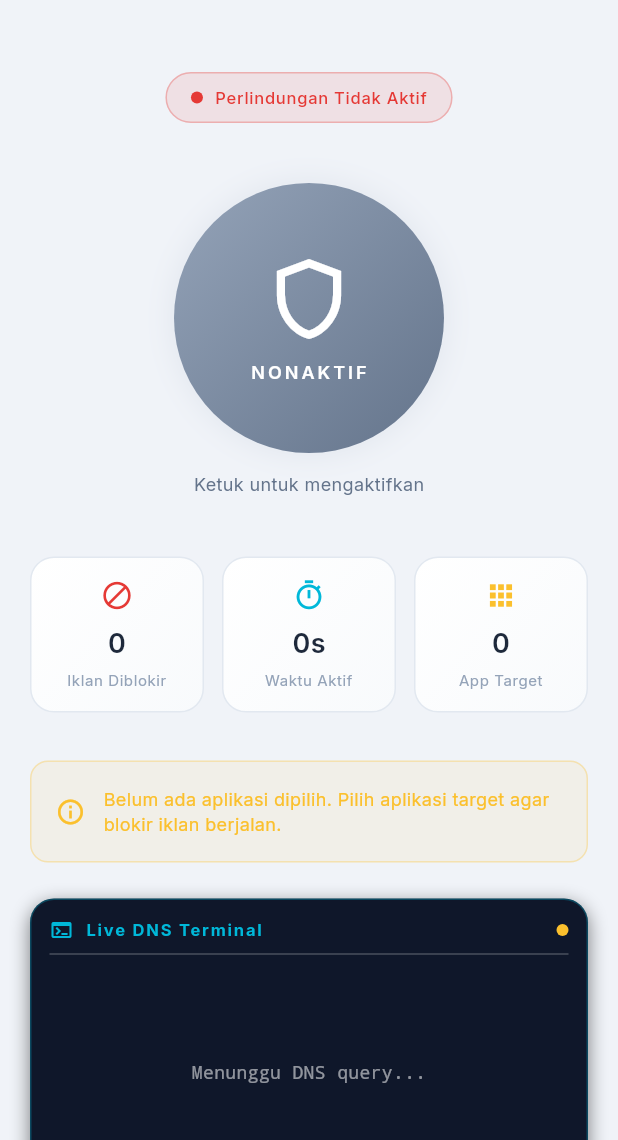
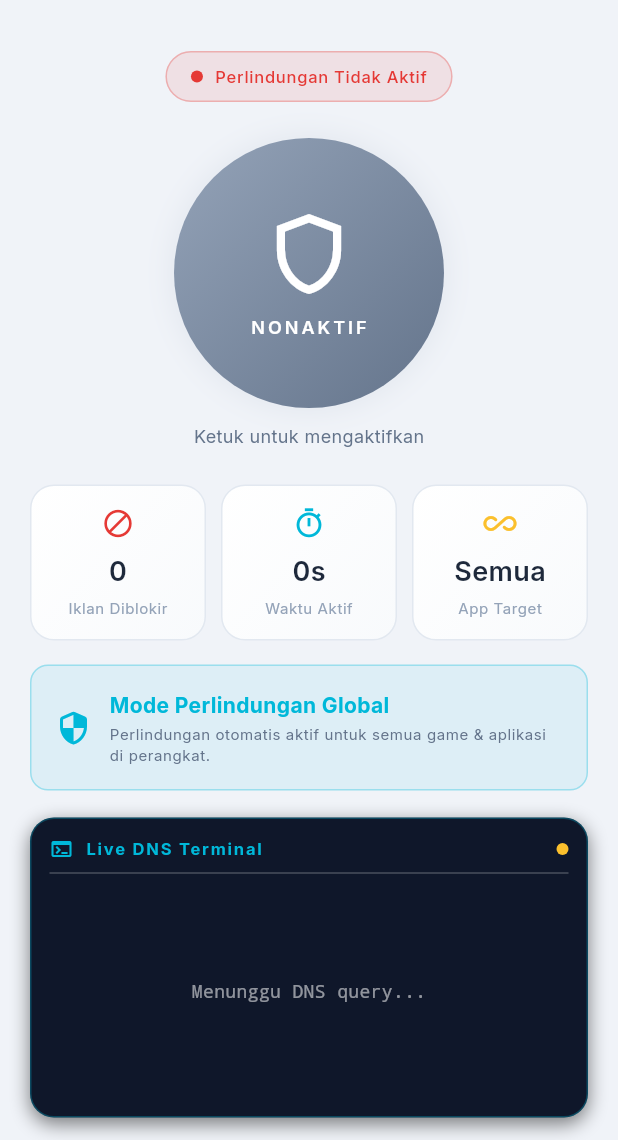
Before and after one commit to dwdprojects/blokir-ads, a Flutter app: the screen it shows after launch, on a phone screen of 412 x 824 dp, the part 96-1236 px from its top. Run offline on Flutter 3.47's test engine with Material 3 defaults, Android fonts, the phone set to English and light mode, and no system bars; our stand-ins replace equatable, flutter_bloc, get_it, google_fonts, share_plus, shared_preferences.

Commit message:
feat(ui): optimize home page responsiveness and equalize stat card heights

```diff
--- a/lib/core/localization/app_strings.dart
+++ b/lib/core/localization/app_strings.dart
@@ -77,6 +77,7 @@ abstract class AppStrings {
   // App Selector
   String get searchApp;
   String get allApps;
+  String get all;
   String get restrictedApps;
   String get blocked;
 
@@ -93,6 +94,10 @@ abstract class AppStrings {
   String get liveDnsTerminal;
   String get waitingDnsQuery;
   String get noAppSelectedWarning;
+  String get globalProtectionMode;
+  String get globalProtectionSubtitle;
+  String get globalProtectionActiveDesc;
+  String get allAppsProtected;
 
   String get blockDomainTitle;
   String blockDomainMessage(String domain);
@@ -180,6 +185,7 @@ class _IdStrings implements AppStrings {
 
   @override String get searchApp => 'Cari aplikasi...';
   @override String get allApps => 'Semua Aplikasi';
+  @override String get all => 'Semua';
   @override String get restrictedApps => 'Dibatasi';
   @override String get blocked => 'diblokir';
 
@@ -195,6 +201,10 @@ class _IdStrings implements AppStrings {
   @override String get liveDnsTerminal => 'Live DNS Terminal';
   @override String get waitingDnsQuery => 'Menunggu DNS query...';
   @override String get noAppSelectedWarning => 'Belum ada aplikasi dipilih. Pilih aplikasi target agar blokir iklan berjalan.';
+  @override String get globalProtectionMode => 'Mode Perlindungan Global';
+  @override String get globalProtectionSubtitle => 'Lindungi semua aplikasi & game baru secara otomatis';
+  @override String get globalProtectionActiveDesc => 'Perlindungan otomatis aktif untuk semua game & aplikasi di perangkat.';
+  @override String get allAppsProtected => 'Semua Game & App';
 
   @override String get blockDomainTitle => 'Blokir Domain?';
   @override String blockDomainMessage(String domain) => 'Apakah Anda yakin ingin memblokir iklan dari:\n\n$domain\n\nJika ini bukan iklan, aplikasi target mungkin akan bermasalah.';
@@ -272,6 +282,7 @@ class _EnStrings implements AppStrings {
 
   @override String get searchApp => 'Search apps...';
   @override String get allApps => 'All Apps';
+  @override String get all => 'All';
   @override String get restrictedApps => 'Restricted';
   @override String get blocked => 'blocked';
 
@@ -287,6 +298,10 @@ class _EnStrings implements AppStrings {
   @override String get liveDnsTerminal => 'Live DNS Terminal';
   @override String get waitingDnsQuery => 'Waiting for DNS query...';
   @override String get noAppSelectedWarning => 'No apps selected. Choose target apps to enable ad blocking.';
+  @override String get globalProtectionMode => 'Global Protection Mode';
+  @override String get globalProtectionSubtitle => 'Automatically protect all new apps & games';
+  @override String get globalProtectionActiveDesc => 'Automatic protection active for all games & apps on device.';
+  @override String get allAppsProtected => 'All Games & Apps';
 
   @override String get blockDomainTitle => 'Block Domain?';
   @override String blockDomainMessage(String domain) => 'Are you sure you want to block ads from:\n\n$domain\n\nIf this is not an ad, the target app might misbehave.';
--- a/lib/features/ad_blocker/presentation/pages/ad_blocker_home_page.dart
+++ b/lib/features/ad_blocker/presentation/pages/ad_blocker_home_page.dart
@@ -5,6 +5,7 @@ import 'package:flutter_bloc/flutter_bloc.dart';
 import '../../../../core/widgets/loading_widget.dart';
 import '../../../app_selector/presentation/cubit/app_selector_cubit.dart';
 import '../../../app_selector/presentation/cubit/app_selector_state.dart';
+import '../../../settings/presentation/cubit/settings_cubit.dart';
 import '../cubit/ad_blocker_cubit.dart';
 import '../cubit/ad_blocker_state.dart';
 import '../widgets/blocker_toggle_widget.dart';
@@ -51,23 +52,23 @@ class _AdBlockerHomePageState extends State<AdBlockerHomePage> {
       floating: true,
       backgroundColor: context.colors.background,
       flexibleSpace: FlexibleSpaceBar(
-        titlePadding: EdgeInsets.fromLTRB(20, 0, 20, 16),
+        titlePadding: const .fromLTRB(20, 0, 20, 16),
         title: Row(
           children: [
             ClipRRect(
-              borderRadius: BorderRadius.circular(8),
+              borderRadius: .circular(8),
               child: Image.asset(
                 'assets/icon/icon.png',
                 width: 30,
                 height: 30,
-                fit: BoxFit.cover,
+                fit: .cover,
                 errorBuilder: (context, error, stackTrace) => Container(
-                  padding: EdgeInsets.all(6),
+                  padding: const .all(6),
                   decoration: BoxDecoration(
                     gradient: context.colors.primaryGradient,
-                    borderRadius: BorderRadius.circular(8),
+                    borderRadius: .circular(8),
                   ),
-                  child: Icon(
+                  child: const Icon(
                     Icons.shield_rounded,
                     color: Colors.white,
                     size: 18,
@@ -75,7 +76,7 @@ class _AdBlockerHomePageState extends State<AdBlockerHomePage> {
                 ),
               ),
             ),
-            SizedBox(width: 10),
+            const SizedBox(width: 10),
             Text(AppStrings.of(context).appName, style: context.textStyles.titleLarge),
           ],
         ),
@@ -89,20 +90,23 @@ class _AdBlockerHomePageState extends State<AdBlockerHomePage> {
           tooltip: 'Settings',
           onPressed: () => Navigator.pushNamed(context, '/settings'),
         ),
-        SizedBox(width: 8),
+        const SizedBox(width: 8),
       ],
     );
   }
 
   Widget _buildBody(BuildContext context) {
     final strings = AppStrings.of(context);
+    final isGlobal = context.select<SettingsCubit, bool>(
+      (c) => c.state.isGlobalProtection,
+    );
 
     return BlocConsumer<AdBlockerCubit, AdBlockerState>(
       listener: (context, state) {
         if (state is AdBlockerPermissionRequired) {
           ScaffoldMessenger.of(context).showSnackBar(
             SnackBar(
-              content: Text('Izin VPN diperlukan'), // Simplify or just keep hardcoded
+              content: const Text('Izin VPN diperlukan'),
               backgroundColor: context.colors.warning,
             ),
           );
@@ -115,8 +119,8 @@ class _AdBlockerHomePageState extends State<AdBlockerHomePage> {
       },
       builder: (context, state) {
         if (state is AdBlockerInitial) {
-          return Padding(
-            padding: EdgeInsets.only(top: 120),
+          return const Padding(
+            padding: .only(top: 120),
             child: LoadingWidget(message: 'Loading...'),
           );
         }
@@ -130,13 +134,22 @@ class _AdBlockerHomePageState extends State<AdBlockerHomePage> {
             ? state.status.uptime
             : Duration.zero;
 
+        final screenHeight = MediaQuery.sizeOf(context).height;
+        final isCompact = screenHeight < 720;
+        final spacingTop = isCompact ? 14.0 : 18.0;
+        final spacingToggle = isCompact ? 16.0 : 24.0;
+        final spacingStats = isCompact ? 16.0 : 24.0;
+        final spacingCard = isCompact ? 12.0 : 16.0;
+        final spacingTerminal = isCompact ? 14.0 : 18.0;
+        final spacingBottom = isCompact ? 20.0 : 28.0;
+
         return Padding(
-          padding: EdgeInsets.symmetric(horizontal: 20),
+          padding: const .symmetric(horizontal: 20),
           child: Column(
             children: [
-              SizedBox(height: 32),
+              SizedBox(height: spacingTop),
               _StatusBadge(isActive: isActive),
-              SizedBox(height: 40),
+              SizedBox(height: spacingToggle),
               BlocBuilder<AppSelectorCubit, AppSelectorState>(
                 builder: (context, selectorState) {
                   final targetPackages = selectorState is AppSelectorLoaded
@@ -148,18 +161,19 @@ class _AdBlockerHomePageState extends State<AdBlockerHomePage> {
                     isLoading: isLoading,
                     onTap: () => context.read<AdBlockerCubit>().toggleBlocker(
                       targetPackages: targetPackages,
+                      isGlobalMode: isGlobal,
                     ),
                   );
                 },
               ),
-              SizedBox(height: 12),
+              const SizedBox(height: 10),
               Text(
                 isActive
                     ? strings.tapToDeactivate
                     : strings.tapToActivate,
                 style: context.textStyles.bodySmall,
               ),
-              SizedBox(height: 40),
+              SizedBox(height: spacingStats),
               BlocBuilder<AppSelectorCubit, AppSelectorState>(
                 builder: (context, selectorState) {
                   final targetCount = selectorState is AppSelectorLoaded
@@ -169,14 +183,15 @@ class _AdBlockerHomePageState extends State<AdBlockerHomePage> {
                     blockedCount: blockedCount,
                     uptime: uptime,
                     targetCount: targetCount,
+                    isGlobalMode: isGlobal,
                   );
                 },
               ),
-              SizedBox(height: 32),
-              if (!isActive) _NoAppWarning(),
-              SizedBox(height: 24),
-              LiveLogTerminalWidget(),
-              SizedBox(height: 40),
+              SizedBox(height: spacingCard),
+              _ProtectionStatusCard(isGlobal: isGlobal),
+              SizedBox(height: spacingTerminal),
+              const LiveLogTerminalWidget(),
+              SizedBox(height: spacingBottom),
             ],
           ),
         );
@@ -193,13 +208,13 @@ class _StatusBadge extends StatelessWidget {
   @override
   Widget build(BuildContext context) {
     return AnimatedContainer(
-      duration: Duration(milliseconds: 300),
-      padding: EdgeInsets.symmetric(horizontal: 16, vertical: 8),
+      duration: const Duration(milliseconds: 300),
+      padding: const .symmetric(horizontal: 16, vertical: 8),
       decoration: BoxDecoration(
         color: isActive
             ? context.colors.active.withOpacity(0.12)
             : context.colors.inactive.withOpacity(0.1),
-        borderRadius: BorderRadius.circular(20),
+        borderRadius: .circular(20),
         border: Border.all(
           color: isActive
               ? context.colors.active.withOpacity(0.4)
@@ -207,17 +222,17 @@ class _StatusBadge extends StatelessWidget {
         ),
       ),
       child: Row(
-        mainAxisSize: MainAxisSize.min,
+        mainAxisSize: .min,
         children: [
           Container(
             width: 8,
             height: 8,
             decoration: BoxDecoration(
-              shape: BoxShape.circle,
+              shape: .circle,
               color: isActive ? context.colors.active : context.colors.inactive,
             ),
           ),
-          SizedBox(width: 8),
+          const SizedBox(width: 8),
           Text(
             isActive ? AppStrings.of(context).protectionActive : AppStrings.of(context).protectionInactive,
             style: context.textStyles.labelSmall.copyWith(
@@ -230,19 +245,67 @@ class _StatusBadge extends StatelessWidget {
   }
 }
 
-class _NoAppWarning extends StatelessWidget {
+class _ProtectionStatusCard extends StatelessWidget {
+  const _ProtectionStatusCard({required this.isGlobal});
+
+  final bool isGlobal;
+
   @override
   Widget build(BuildContext context) {
+    final strings = AppStrings.of(context);
+
+    if (isGlobal) {
+      return Container(
+        padding: const .all(16),
+        decoration: BoxDecoration(
+          color: context.colors.primary.withOpacity(0.08),
+          borderRadius: .circular(12),
+          border: Border.all(color: context.colors.primary.withOpacity(0.3)),
+        ),
+        child: Row(
+          children: [
+            Icon(
+              Icons.security_rounded,
+              color: context.colors.primary,
+              size: 24,
+            ),
+            const SizedBox(width: 12),
+            Expanded(
+              child: Column(
+                crossAxisAlignment: .start,
+                children: [
+                  Text(
+                    strings.globalProtectionMode,
+                    style: context.textStyles.labelLarge.copyWith(
+                      color: context.colors.primary,
+                      fontWeight: FontWeight.bold,
+                    ),
+                  ),
+                  const SizedBox(height: 2),
+                  Text(
+                    strings.globalProtectionActiveDesc,
+                    style: context.textStyles.caption.copyWith(
+                      color: context.colors.textSecondary,
+                    ),
+                  ),
+                ],
+              ),
+            ),
+          ],
+        ),
+      );
+    }
+
     return BlocBuilder<AppSelectorCubit, AppSelectorState>(
       builder: (context, state) {
         final count = state is AppSelectorLoaded ? state.blockedCount : 0;
-        if (count > 0) return SizedBox.shrink();
+        if (count > 0) return const SizedBox.shrink();
 
         return Container(
-          padding: EdgeInsets.all(16),
+          padding: const .all(16),
           decoration: BoxDecoration(
             color: context.colors.warning.withOpacity(0.08),
-            borderRadius: BorderRadius.circular(12),
+            borderRadius: .circular(12),
             border: Border.all(color: context.colors.warning.withOpacity(0.3)),
           ),
           child: Row(
@@ -252,10 +315,10 @@ class _NoAppWarning extends StatelessWidget {
                 color: context.colors.warning,
                 size: 20,
               ),
-              SizedBox(width: 12),
+              const SizedBox(width: 12),
               Expanded(
                 child: Text(
-                  AppStrings.of(context).noAppSelectedWarning,
+                  strings.noAppSelectedWarning,
                   style: context.textStyles.bodySmall.copyWith(
                     color: context.colors.warning,
                   ),
--- a/lib/features/ad_blocker/presentation/widgets/blocker_stats_widget.dart
+++ b/lib/features/ad_blocker/presentation/widgets/blocker_stats_widget.dart
@@ -11,17 +11,21 @@ class BlockerStatsWidget extends StatelessWidget {
     required this.blockedCount,
     required this.uptime,
     required this.targetCount,
+    this.isGlobalMode = false,
   });
 
   final int blockedCount;
   final Duration uptime;
   final int targetCount;
+  final bool isGlobalMode;
 
   @override
   Widget build(BuildContext context) {
     final strings = AppStrings.of(context);
 
-    return Row(
+    return IntrinsicHeight(
+      child: Row(
+        crossAxisAlignment: .stretch,
         children: [
           Expanded(
             child: _StatCard(
@@ -31,7 +35,7 @@ class BlockerStatsWidget extends StatelessWidget {
               iconColor: context.colors.inactive,
             ),
           ),
-        SizedBox(width: 12),
+          const SizedBox(width: 10),
           Expanded(
             child: _StatCard(
               label: strings.uptime,
@@ -40,16 +44,17 @@ class BlockerStatsWidget extends StatelessWidget {
               iconColor: context.colors.primary,
             ),
           ),
-        SizedBox(width: 12),
+          const SizedBox(width: 10),
           Expanded(
             child: _StatCard(
               label: strings.targetApps,
-            value: targetCount.toString(),
-            icon: Icons.apps_rounded,
+              value: isGlobalMode ? strings.all : targetCount.toString(),
+              icon: isGlobalMode ? Icons.all_inclusive_rounded : Icons.apps_rounded,
               iconColor: context.colors.warning,
             ),
           ),
         ],
+      ),
     );
   }
 }
@@ -70,18 +75,29 @@ class _StatCard extends StatelessWidget {
   @override
   Widget build(BuildContext context) {
     return AppCard(
-      padding: EdgeInsets.all(14),
+      padding: const .symmetric(horizontal: 8, vertical: 14),
       child: Column(
+        mainAxisAlignment: .center,
         children: [
           Icon(icon, color: iconColor, size: 22),
-          SizedBox(height: 8),
-          Text(value, style: context.textStyles.titleMedium),
-          SizedBox(height: 4),
-          Text(
+          const SizedBox(height: 8),
+          FittedBox(
+            fit: .scaleDown,
+            child: Text(
+              value,
+              style: context.textStyles.titleMedium,
+              maxLines: 1,
+            ),
+          ),
+          const SizedBox(height: 4),
+          FittedBox(
+            fit: .scaleDown,
+            child: Text(
               label,
               style: context.textStyles.caption,
               textAlign: .center,
-            maxLines: 2,
+              maxLines: 1,
+            ),
           ),
         ],
       ),
```
Lines whose indentation alone changed are shown as unchanged.
